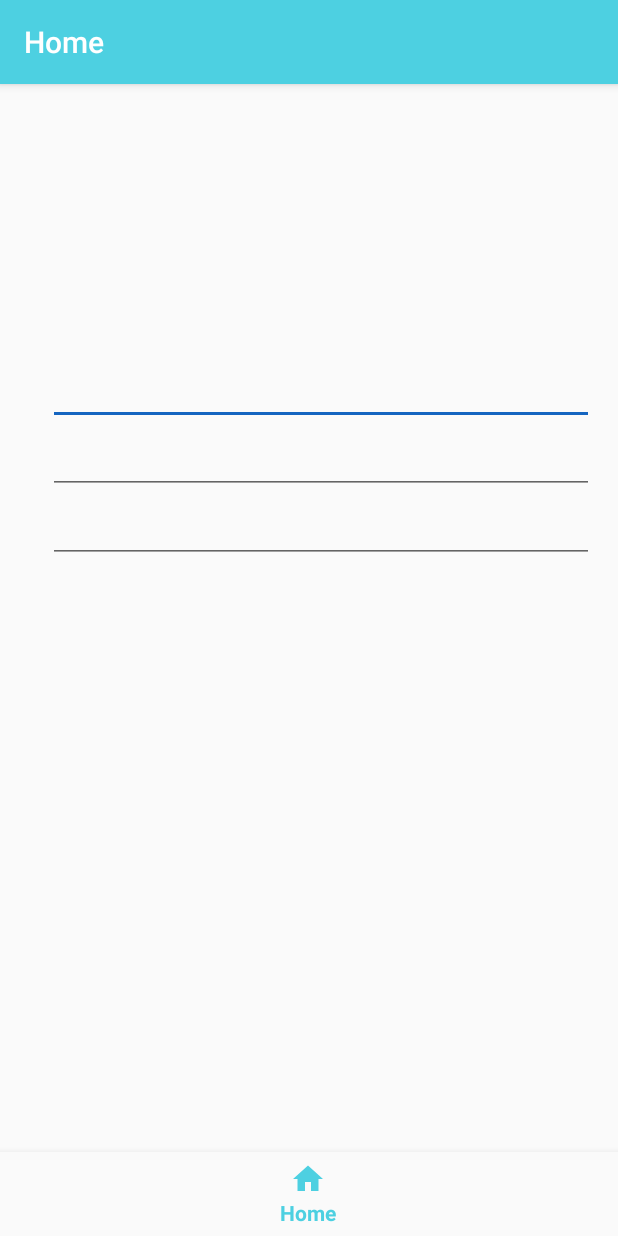
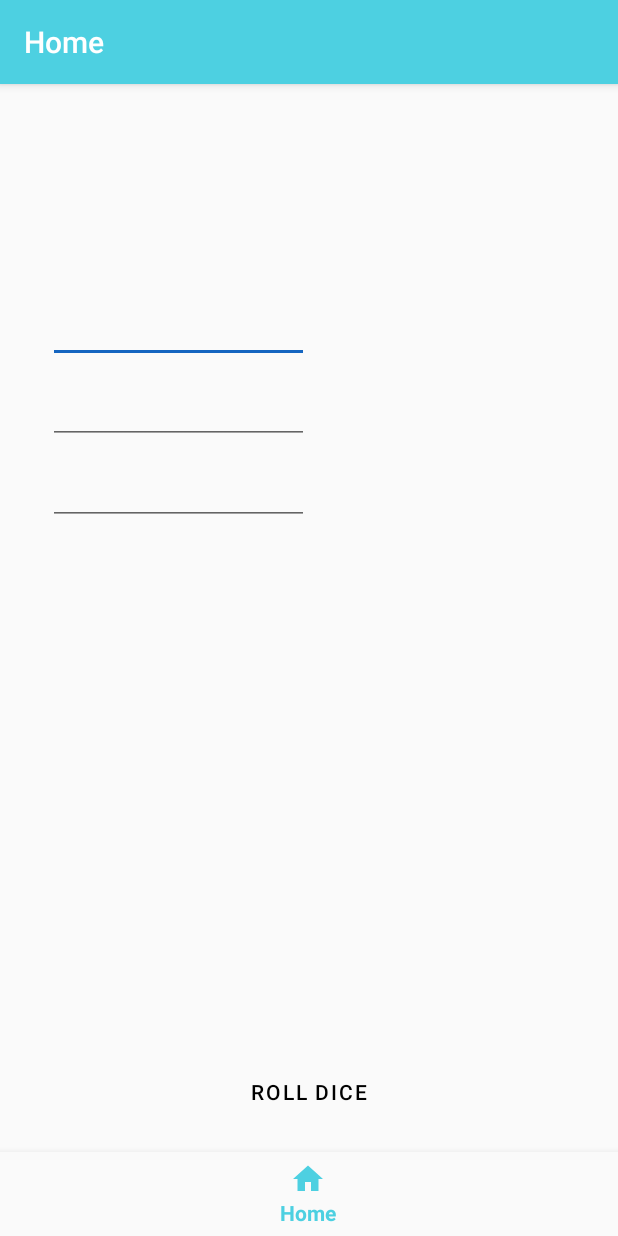
Before and after one commit to geoffstorm/DiceRoller, an Android app: the screen it shows after launch (MainActivity), on a phone screen of 412 x 824 dp. Run offline under Robolectric (Android 15) with nearby library versions, the phone set to English and light mode, and no system bars; our stand-ins replace data binding, navigation-ui.

Commit message:
Finalize home view layout

```diff
--- a/app/src/main/java/com/gstormdev/diceroller/ui/home/HomeFragment.kt
+++ b/app/src/main/java/com/gstormdev/diceroller/ui/home/HomeFragment.kt
@@ -1,6 +1,7 @@
 package com.gstormdev.diceroller.ui.home
 
 import android.os.Bundle
+import android.text.method.ScrollingMovementMethod
 import android.view.LayoutInflater
 import android.view.View
 import android.view.ViewGroup
@@ -23,6 +24,8 @@ class HomeFragment : Fragment() {
         homeViewModel =
                 ViewModelProviders.of(this).get(HomeViewModel::class.java)
         val root = inflater.inflate(R.layout.fragment_home, container, false)
+        val rollResult:TextView = root.findViewById(R.id.tv_roll_result)
+        rollResult.movementMethod = ScrollingMovementMethod()
 //        val textView: TextView = root.findViewById(R.id.text_home)
 //        homeViewModel.text.observe(viewLifecycleOwner, Observer {
 //            textView.text = it
--- a/app/src/main/res/layout/activity_main.xml
+++ b/app/src/main/res/layout/activity_main.xml
@@ -20,8 +20,8 @@
     <fragment
         android:id="@+id/nav_host_fragment"
         android:name="androidx.navigation.fragment.NavHostFragment"
-        android:layout_width="match_parent"
-        android:layout_height="match_parent"
+        android:layout_width="0dp"
+        android:layout_height="0dp"
         app:defaultNavHost="true"
         app:layout_constraintBottom_toTopOf="@id/nav_view"
         app:layout_constraintLeft_toLeftOf="parent"
--- a/app/src/main/res/layout/fragment_home.xml
+++ b/app/src/main/res/layout/fragment_home.xml
@@ -17,16 +17,29 @@
         tools:context=".ui.home.HomeFragment">
 
         <TextView
+            android:id="@+id/tv_title"
+            android:layout_width="wrap_content"
+            android:layout_height="wrap_content"
+            app:layout_constraintTop_toTopOf="parent"
+            app:layout_constraintBottom_toTopOf="@id/tv_die_count"
+            app:layout_constraintStart_toStartOf="parent"
+            app:layout_constraintEnd_toEndOf="parent"
+            android:textAppearance="@style/TextAppearance.MaterialComponents.Headline3"
+            tools:text="10d6"/>
+
+        <TextView
             android:id="@+id/tv_die_count"
             android:layout_width="0dp"
             android:layout_height="wrap_content"
+            android:layout_marginBottom="@dimen/spacing_medium"
             android:layout_marginEnd="@dimen/spacing_medium"
-            app:layout_constraintVertical_bias="0.25"
             app:layout_constraintTop_toTopOf="parent"
-            app:layout_constraintBottom_toBottomOf="parent"
+            app:layout_constraintBottom_toTopOf="@id/tv_side_count"
             app:layout_constraintStart_toStartOf="parent"
             app:layout_constraintWidth_max="wrap"
             app:layout_constraintWidth_percent="0.5"
+            app:layout_constraintVertical_chainStyle="packed"
+            app:layout_constraintVertical_bias="0.25"
             android:text="@string/label_die_count"
             android:textAppearance="@style/TextAppearance.MaterialComponents.Body1"
             android:labelFor="@id/ed_die_count"/>
@@ -35,9 +48,11 @@
             android:id="@+id/tv_side_count"
             android:layout_width="0dp"
             android:layout_height="wrap_content"
-            android:layout_marginTop="@dimen/spacing_large"
+            android:layout_marginTop="@dimen/spacing_medium"
+            android:layout_marginBottom="@dimen/spacing_medium"
             android:layout_marginEnd="@dimen/spacing_medium"
             app:layout_constraintTop_toBottomOf="@id/tv_die_count"
+            app:layout_constraintBottom_toTopOf="@id/tv_constant"
             app:layout_constraintStart_toStartOf="parent"
             app:layout_constraintWidth_max="wrap"
             app:layout_constraintWidth_percent="0.5"
@@ -49,9 +64,10 @@
             android:id="@+id/tv_constant"
             android:layout_width="0dp"
             android:layout_height="wrap_content"
-            android:layout_marginTop="@dimen/spacing_large"
+            android:layout_marginTop="@dimen/spacing_medium"
             android:layout_marginEnd="@dimen/spacing_medium"
             app:layout_constraintTop_toBottomOf="@id/tv_side_count"
+            app:layout_constraintBottom_toBottomOf="parent"
             app:layout_constraintStart_toStartOf="parent"
             app:layout_constraintWidth_max="wrap"
             app:layout_constraintWidth_percent="0.5"
@@ -66,53 +82,96 @@
             app:barrierDirection="end"
             app:constraint_referenced_ids="tv_constant,tv_die_count,tv_side_count"/>
 
-        <EditText
-            android:id="@+id/ed_die_count"
+        <com.google.android.material.textfield.TextInputLayout
+            android:id="@+id/til_die_count"
             android:layout_width="0dp"
             android:layout_height="wrap_content"
             app:layout_constraintStart_toEndOf="@id/barrier"
             app:layout_constraintEnd_toEndOf="parent"
             app:layout_constraintBaseline_toBaselineOf="@id/tv_die_count"
-            android:layout_marginStart="@dimen/spacing_medium"
+            android:layout_marginStart="@dimen/spacing_medium">
+
+            <com.google.android.material.textfield.TextInputEditText
+                android:id="@+id/ed_die_count"
+                android:layout_width="match_parent"
+                android:layout_height="match_parent"
                 android:inputType="number"
                 android:textAppearance="@style/TextAppearance.MaterialComponents.Body1"
                 android:textAlignment="center"
                 android:maxLength="3"
                 android:selectAllOnFocus="true"
-            android:importantForAutofill="no"
                 tools:text="10"/>
+        </com.google.android.material.textfield.TextInputLayout>
 
-        <!-- TODO this should be an auto complete text view -->
-        <EditText
-            android:id="@+id/ed_side_count"
+        <com.google.android.material.textfield.TextInputLayout
+            android:id="@+id/til_side_count"
             android:layout_width="0dp"
             android:layout_height="wrap_content"
             app:layout_constraintStart_toEndOf="@id/barrier"
             app:layout_constraintEnd_toEndOf="parent"
             app:layout_constraintBaseline_toBaselineOf="@id/tv_side_count"
-            android:layout_marginStart="@dimen/spacing_medium"
+            android:layout_marginStart="@dimen/spacing_medium">
+
+            <androidx.appcompat.widget.AppCompatAutoCompleteTextView
+                android:id="@+id/ed_side_count"
+                android:layout_width="match_parent"
+                android:layout_height="match_parent"
                 android:inputType="number"
                 android:textAppearance="@style/TextAppearance.MaterialComponents.Body1"
                 android:textAlignment="center"
                 android:maxLength="3"
                 android:selectAllOnFocus="true"
-            android:importantForAutofill="no"
                 tools:text="6"/>
+        </com.google.android.material.textfield.TextInputLayout>
 
-        <EditText
-            android:id="@+id/ed_constant"
+        <com.google.android.material.textfield.TextInputLayout
+            android:id="@+id/til_constant"
             android:layout_width="0dp"
             android:layout_height="wrap_content"
             app:layout_constraintStart_toEndOf="@id/barrier"
             app:layout_constraintEnd_toEndOf="parent"
             app:layout_constraintBaseline_toBaselineOf="@id/tv_constant"
-            android:layout_marginStart="@dimen/spacing_medium"
+            android:layout_marginStart="@dimen/spacing_medium">
+
+            <com.google.android.material.textfield.TextInputEditText
+                android:id="@+id/ed_constant"
+                android:layout_width="match_parent"
+                android:layout_height="match_parent"
                 android:inputType="number"
                 android:textAppearance="@style/TextAppearance.MaterialComponents.Body1"
                 android:textAlignment="center"
                 android:maxLength="3"
                 android:selectAllOnFocus="true"
-            android:importantForAutofill="no"
                 tools:text="0"/>
+        </com.google.android.material.textfield.TextInputLayout>
+
+        <TextView
+            android:id="@+id/tv_roll_result"
+            android:layout_width="wrap_content"
+            android:layout_height="0dp"
+            app:layout_constraintTop_toBottomOf="@id/til_constant"
+            app:layout_constraintBottom_toTopOf="@id/btn_roll"
+            app:layout_constraintStart_toStartOf="parent"
+            app:layout_constraintEnd_toEndOf="parent"
+            android:layout_marginTop="@dimen/spacing_large"
+            android:layout_marginBottom="@dimen/spacing_large"
+            android:paddingStart="@dimen/spacing_large"
+            android:paddingEnd="@dimen/spacing_large"
+            android:textAppearance="@style/TextAppearance.MaterialComponents.Body2"
+            android:scrollbars="vertical"
+            android:gravity="center_vertical"
+            tools:text="(1, 2, 3, 4, 5, 6)"/>
+
+        <Button
+            android:id="@+id/btn_roll"
+            style="@style/Widget.MaterialComponents.Button"
+            android:layout_width="0dp"
+            android:layout_height="wrap_content"
+            app:layout_constraintBottom_toBottomOf="parent"
+            app:layout_constraintStart_toStartOf="parent"
+            app:layout_constraintEnd_toEndOf="parent"
+            android:layout_marginStart="@dimen/spacing_large"
+            android:layout_marginEnd="@dimen/spacing_large"
+            android:text="@string/button_roll_dice"/>
     </androidx.constraintlayout.widget.ConstraintLayout>
 </layout>
--- a/app/src/main/res/values/strings.xml
+++ b/app/src/main/res/values/strings.xml
@@ -10,4 +10,5 @@
     <string name="label_die_count">Number of Dice:</string>
     <string name="label_side_count">Number of Sides:</string>
     <string name="label_add_constant">Additional Constant:</string>
+    <string name="button_roll_dice">Roll Dice</string>
 </resources>
--- a/app/src/main/res/values/styles.xml
+++ b/app/src/main/res/values/styles.xml
@@ -6,6 +6,8 @@
         <item name="colorPrimary">@color/colorPrimary</item>
         <item name="colorPrimaryDark">@color/colorPrimaryDark</item>
         <item name="colorAccent">@color/colorSecondary</item>
+        <item name="textAppearanceButton">@style/TextAppearance.MaterialComponents.Button</item>
+        <item name="colorOnPrimary">@android:color/black</item>
     </style>
 
 </resources>
--- a/build.gradle
+++ b/build.gradle
@@ -45,6 +45,6 @@ ext {
     espressoVersion = '3.2.0'
     fragmentVersion = '1.2.0-rc02'
     junitVersion = '4.12'
-    materialVersion = '1.0.0'
+    materialVersion = '1.1.0-beta02'
     navigationVersion = '2.1.0'
 }
```
Lines whose indentation alone changed are shown as unchanged.
